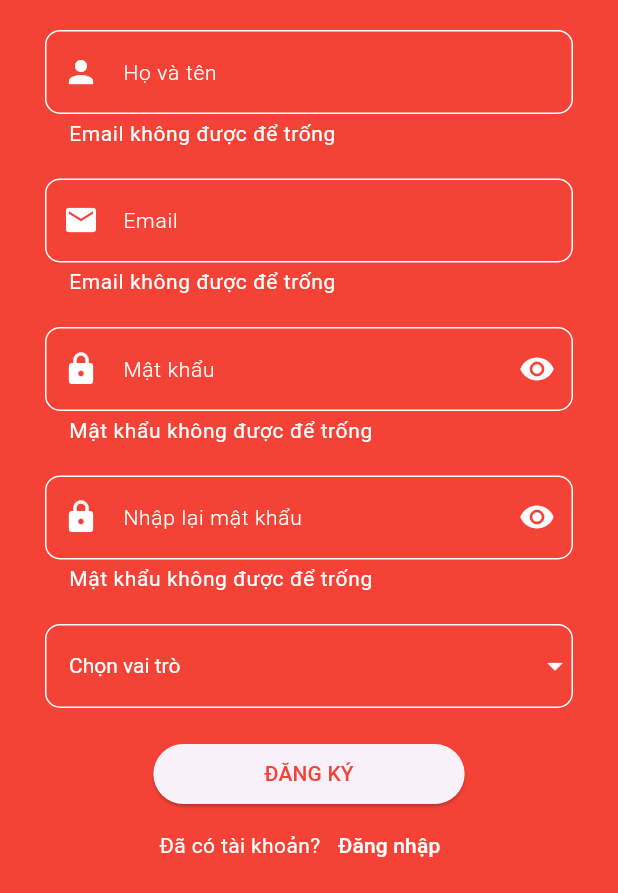
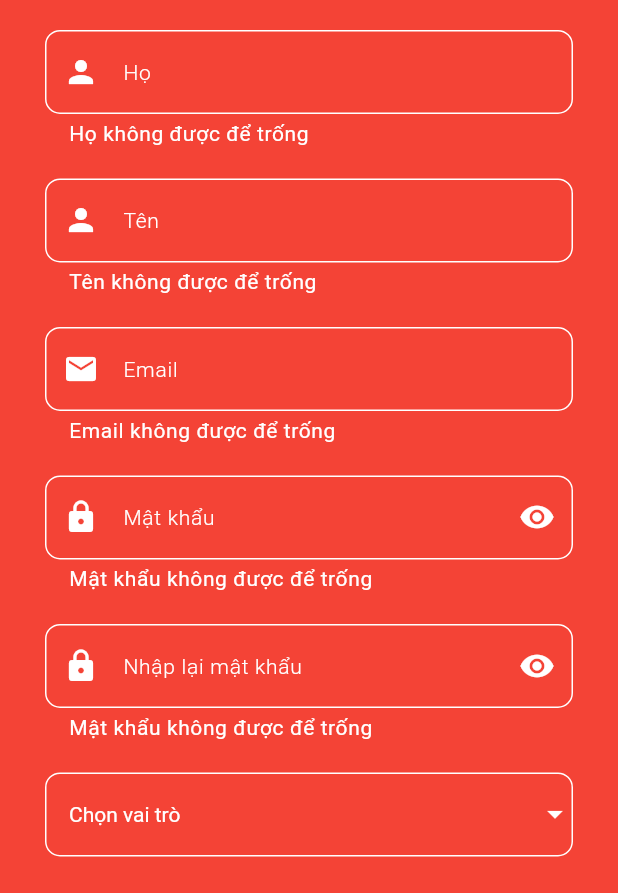
Before and after one commit to huulamthcsyl/IT4788-20241, a Flutter app: the SignUpView screen opened by its route, after a tap on "ĐĂNG KÝ", on a phone screen of 412 x 824 dp, the part 343-1236 px from its top. Run offline on Flutter 3.47's test engine with Material 3 defaults, Android fonts, the phone set to English and light mode, and no system bars; our stand-ins replace device_info_plus, file_picker, flutter_secure_storage, toastification; accounts and stored records are empty.

Commit message:
feat: sign up

```diff
--- a/lib/auth/models/sign_up_data.dart
+++ b/lib/auth/models/sign_up_data.dart
@@ -1,13 +1,37 @@
+import 'dart:convert';
+
+SignUpData signUpDataFromJson(String str) => SignUpData.fromJson(json.decode(str));
+
+String signUpDataToJson(SignUpData data) => json.encode(data.toJson());
+
 class SignUpData {
+  String? ho;
+  String? ten;
   String? email;
   String? password;
-  String? name;
   String? role;
 
   SignUpData({
+    this.ho,
+    this.ten,
     this.email,
     this.password,
-    this.name,
     this.role,
   });
+
+  factory SignUpData.fromJson(Map<String, dynamic> json) => SignUpData(
+    ho: json["ho"],
+    ten: json["ten"],
+    email: json["email"],
+    password: json["password"],
+    role: json["role"],
+  );
+
+  Map<String, dynamic> toJson() => {
+    "ho": ho,
+    "ten": ten,
+    "email": email,
+    "password": password,
+    "role": role,
+  };
 }
--- a/lib/auth/viewmodels/login_viewmodel.dart
+++ b/lib/auth/viewmodels/login_viewmodel.dart
@@ -1,6 +1,7 @@
 import 'package:flutter/cupertino.dart';
 import 'package:flutter/material.dart';
 import 'package:it4788_20241/auth/models/login_data.dart';
+import 'package:it4788_20241/exceptions/GlobalException.dart';
 
 import '../services/auth_service.dart';
 
@@ -33,7 +34,7 @@ class LoginViewModel extends ChangeNotifier {
       try {
         await _authService.login(loginData);
         Navigator.pushNamed(context, '/class-list');
-      } catch (e) {
+      } on GlobalException catch (e) {
         errorMessage = e.toString();
       }
     }
--- a/lib/auth/viewmodels/sign_up_viewmodel.dart
+++ b/lib/auth/viewmodels/sign_up_viewmodel.dart
@@ -1,14 +1,22 @@
 import 'package:flutter/cupertino.dart';
 import 'package:it4788_20241/auth/models/sign_up_data.dart';
+import 'package:it4788_20241/exceptions/GlobalException.dart';
+import 'package:toastification/toastification.dart';
+
+import '../services/auth_service.dart';
 
 class SignUpViewModel extends ChangeNotifier {
   final formKey = GlobalKey<FormState>();
   final SignUpData signUpData = SignUpData();
+  final _authService = AuthService();
 
-  TextEditingController nameController = TextEditingController();
+  TextEditingController firstNameController = TextEditingController();
+  TextEditingController secondNameController = TextEditingController();
   TextEditingController emailController = TextEditingController();
   TextEditingController passwordController = TextEditingController();
   TextEditingController confirmPasswordController = TextEditingController();
+
+  String errorMessage = '';
 
   void updateEmail(String email) {
     signUpData.email = email;
@@ -20,8 +28,13 @@ class SignUpViewModel extends ChangeNotifier {
     notifyListeners();
   }
 
-  void updateName(String name) {
-    signUpData.name = name;
+  void updateSecondName(String ho) {
+    signUpData.ho = ho;
+    notifyListeners();
+  }
+
+  void updateFirstName(String ten) {
+    signUpData.ten = ten;
     notifyListeners();
   }
 
@@ -31,8 +44,25 @@ class SignUpViewModel extends ChangeNotifier {
   }
 
   Future<void> signUp(BuildContext context) async {
+    errorMessage = '';
     if (formKey.currentState!.validate()) {
-      // Call API to sign up
+      try {
+        await _authService.signUp(signUpData);
+        toastification.show(
+          context: context,
+          type: ToastificationType.success,
+          style: ToastificationStyle.simple,
+          title: Text('Đăng ký thành công'),
+          alignment: Alignment.topCenter,
+          autoCloseDuration: const Duration(seconds: 4),
+          borderRadius: BorderRadius.circular(12.0),
+          showIcon: false,
+        );
+        Navigator.pop(context);
+      } on GlobalException catch (e) {
+        errorMessage = e.toString();
+      }
     }
+    notifyListeners();
   }
 }
--- a/lib/auth/views/sign_up_view.dart
+++ b/lib/auth/views/sign_up_view.dart
@@ -39,11 +39,29 @@ class _SignUpViewState extends State<SignUpView> {
                           style: TextStyle(fontSize: 20, color: Colors.white)),
                       const SizedBox(height: 20),
                       InputField(
-                        hint: "Họ và tên",
+                        hint: "Họ",
                         prefixIcon: const Icon(Icons.person),
-                        update: viewModel.updateName,
-                        validate: validateEmail,
-                        controller: viewModel.nameController,
+                        update: viewModel.updateSecondName,
+                        validate: (value) {
+                          if (value.isEmpty) {
+                            return 'Họ không được để trống';
+                          }
+                          return null;
+                        },
+                        controller: viewModel.secondNameController,
+                      ),
+                      const SizedBox(height: 20),
+                      InputField(
+                        hint: "Tên",
+                        prefixIcon: const Icon(Icons.person),
+                        update: viewModel.updateFirstName,
+                        validate: (value) {
+                          if (value.isEmpty) {
+                            return 'Tên không được để trống';
+                          }
+                          return null;
+                        },
+                        controller: viewModel.firstNameController,
                       ),
                       const SizedBox(height: 20),
                       InputField(
@@ -111,12 +129,12 @@ class _SignUpViewState extends State<SignUpView> {
                               color: Colors.white),
                           items: const [
                             DropdownMenuItem(
-                              value: 'Sinh viên',
+                              value: 'STUDENT',
                               child: Text('Sinh viên',
                                   style: TextStyle(color: Colors.white)),
                             ),
                             DropdownMenuItem(
-                              value: 'Giảng viên',
+                              value: 'LECTURE',
                               child: Text('Giảng viên',
                                   style: TextStyle(color: Colors.white)),
                             ),
@@ -125,6 +143,16 @@ class _SignUpViewState extends State<SignUpView> {
                               viewModel.updateRole(value.toString()),
                         ),
                       ),
+                      const SizedBox(height: 20),
+                      if (viewModel.errorMessage.isNotEmpty)
+                        Container(
+                          padding: const EdgeInsets.all(10),
+                          color: Colors.red,
+                          child: Text(
+                            viewModel.errorMessage,
+                            style: const TextStyle(color: Colors.white),
+                          ),
+                        ),
                       const SizedBox(height: 20),
                       SubmitButton(
                           title: 'ĐĂNG KÝ',
--- /dev/null
+++ b/lib/exceptions/GlobalException.dart
@@ -0,0 +1,10 @@
+class GlobalException implements Exception {
+  final String message;
+
+  GlobalException(this.message);
+
+  @override
+  String toString() {
+    return message;
+  }
+}
--- a/pubspec.yaml
+++ b/pubspec.yaml
@@ -41,6 +41,7 @@ dependencies:
   http: ^1.2.2
   device_info_plus: ^11.1.0
   flutter_secure_storage: ^9.2.2
+  toastification: ^2.3.0
 
 dev_dependencies:
   flutter_test:
```
Also changed, not shown: lib/auth/models/verify_data.dart (added, +25 -0 lines), lib/auth/repositories/auth_respository.dart (+44 -2 lines), lib/auth/services/auth_service.dart (+9 -0 lines), pubspec.lock.
